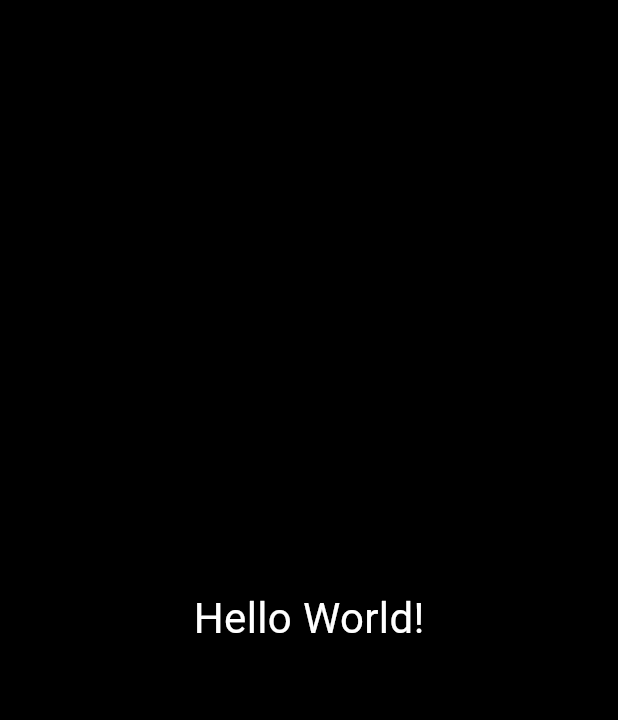
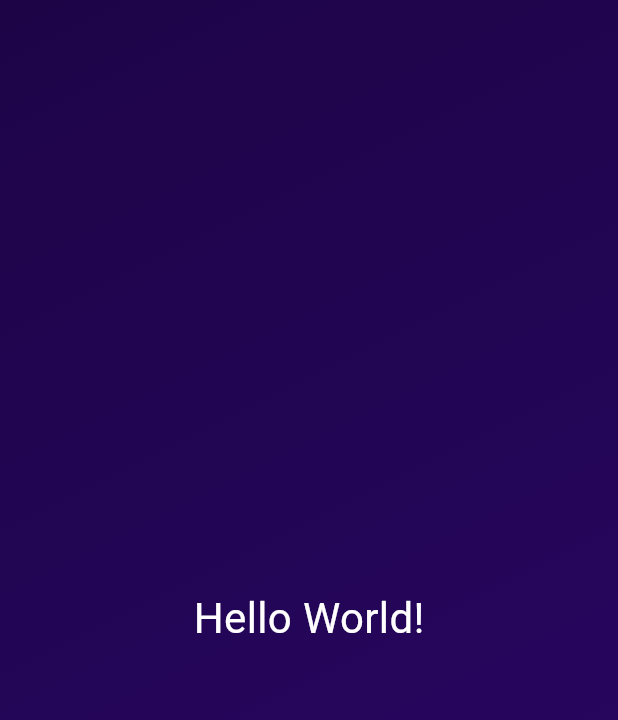
Before and after one commit to rahulshenoys1/roll_dice, a Flutter app: the screen it shows after launch, on a phone screen of 412 x 824 dp. Shown: the top 720 px of the screen. Run offline on Flutter 3.47's test engine with Material 3 defaults, Android fonts, the phone set to English and light mode, and no system bars.

Commit message:
updating two dart files

```diff
--- a/lib/gradient_container.dart
+++ b/lib/gradient_container.dart
@@ -7,16 +7,17 @@ const endAlignment = Alignment.bottomRight;
 
 class GradientContainer extends StatelessWidget {
   // GradientContainer({key}):super(key: key); we can use it but we can use the shortcut
-  const GradientContainer({super.key, required this.colors});
+  const GradientContainer(this.color1, this.color2, {super.key});
 
-  final List<Color> colors;
+  final Color color1;
+  final Color color2;
 
   @override
   Widget build(context) {
     return Container(
       decoration: BoxDecoration(
         gradient: LinearGradient(
-          colors: colors,
+          colors: [color1, color2],
           begin: startAlignment,
           end: endAlignment,
         ),
@@ -27,3 +28,27 @@ class GradientContainer extends StatelessWidget {
     );
   }
 }
+
+
+// class GradientContainer extends StatelessWidget {
+//   // GradientContainer({key}):super(key: key); we can use it but we can use the shortcut
+//   const GradientContainer({super.key, required this.colors});
+
+//   final List<Color> colors;
+
+//   @override
+//   Widget build(context) {
+//     return Container(
+//       decoration: BoxDecoration(
+//         gradient: LinearGradient(
+//           colors: colors,
+//           begin: startAlignment,
+//           end: endAlignment,
+//         ),
+//       ),
+//       child: const Center(
+//         child: StyledText('Hello World!'),
+//       ),
+//     );
+//   }
+// }
--- a/lib/main.dart
+++ b/lib/main.dart
@@ -6,7 +6,10 @@ void main() {
   runApp(
     const MaterialApp(
       home: Scaffold(
-        body: GradientContainer(colors: [],),
+        body: GradientContainer(
+          Color.fromARGB(255, 29, 4, 71),
+          Color.fromARGB(255, 43, 7, 105),
+        ),
       ),
     ),
   );
```
